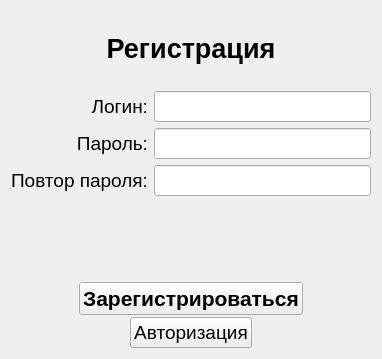
The window that window_registration.ui (zloysergunya/IS_Airport) describes before a commit, drawn with Qt 5.
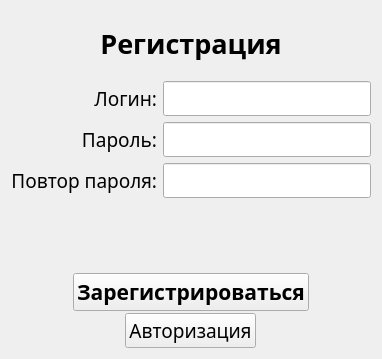
The same window after the commit.

```diff
--- a/window_registration.ui
+++ b/window_registration.ui
@@ -10,6 +10,11 @@
     <height>359</height>
    </rect>
   </property>
+  <property name="font">
+   <font>
+    <family>Mongolian Baiti</family>
+   </font>
+  </property>
   <property name="windowTitle">
    <string>Form</string>
   </property>
@@ -18,6 +23,7 @@
     <widget class="QLabel" name="mainLabel">
      <property name="font">
       <font>
+       <family>Mongolian Baiti</family>
        <pointsize>20</pointsize>
        <weight>75</weight>
        <bold>true</bold>
@@ -43,6 +49,7 @@
       <widget class="QLabel" name="labelUser">
        <property name="font">
         <font>
+         <family>Mongolian Baiti</family>
          <pointsize>14</pointsize>
         </font>
        </property>
@@ -58,6 +65,7 @@
       <widget class="QLineEdit" name="login">
        <property name="font">
         <font>
+         <family>Mongolian Baiti</family>
          <pointsize>14</pointsize>
         </font>
        </property>
@@ -67,6 +75,7 @@
       <widget class="QLabel" name="labelPassword">
        <property name="font">
         <font>
+         <family>Mongolian Baiti</family>
          <pointsize>14</pointsize>
         </font>
        </property>
@@ -82,6 +91,7 @@
       <widget class="QLineEdit" name="password">
        <property name="font">
         <font>
+         <family>Mongolian Baiti</family>
          <pointsize>14</pointsize>
         </font>
        </property>
@@ -94,6 +104,7 @@
       <widget class="QLabel" name="labelRepeatPassword">
        <property name="font">
         <font>
+         <family>Mongolian Baiti</family>
          <pointsize>14</pointsize>
         </font>
        </property>
@@ -109,6 +120,7 @@
       <widget class="QLineEdit" name="repeatPassword">
        <property name="font">
         <font>
+         <family>Mongolian Baiti</family>
          <pointsize>14</pointsize>
         </font>
        </property>
@@ -154,6 +166,7 @@
          </property>
          <property name="font">
           <font>
+           <family>Mongolian Baiti</family>
            <pointsize>16</pointsize>
            <weight>75</weight>
            <bold>true</bold>
@@ -184,6 +197,7 @@
          </property>
          <property name="font">
           <font>
+           <family>Mongolian Baiti</family>
            <pointsize>14</pointsize>
           </font>
          </property>
```
